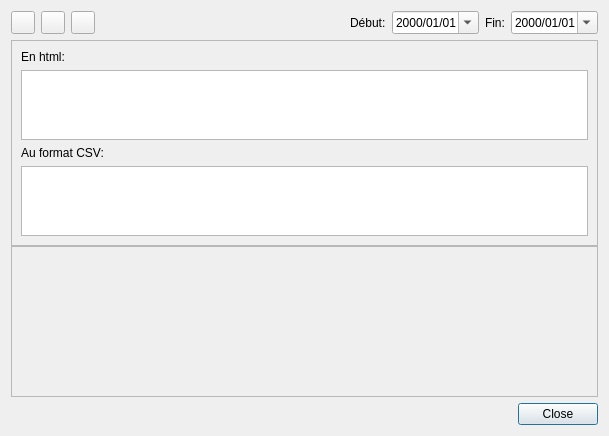
ppoilbarbe/PBRegisterActivity, file src/pbregisteractivity/ui/ui_timeplots.ui: the form before one commit.
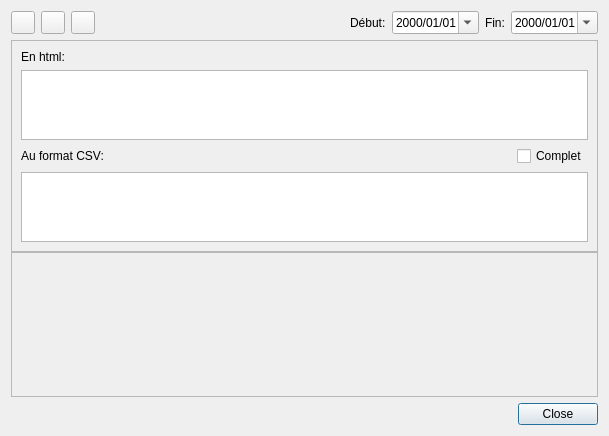
The form after the commit. Icons and pictures are not drawn.

Diff of the .ui file:
```diff
--- a/src/pbregisteractivity/ui/ui_timeplots.ui
+++ b/src/pbregisteractivity/ui/ui_timeplots.ui
@@ -158,11 +158,28 @@
          </widget>
         </item>
         <item>
+         <layout class="QHBoxLayout" name="layoutCsv">
+          <item>
          <widget class="QLabel" name="lblCsv">
+            <property name="sizePolicy">
+             <sizepolicy hsizetype="Expanding" vsizetype="Preferred">
+              <horstretch>0</horstretch>
+              <verstretch>0</verstretch>
+             </sizepolicy>
+            </property>
           <property name="text">
            <string>Au format CSV:</string>
           </property>
          </widget>
+          </item>
+          <item>
+           <widget class="QCheckBox" name="cbCsvFull">
+            <property name="text">
+             <string>Complet</string>
+            </property>
+           </widget>
+          </item>
+         </layout>
         </item>
         <item>
          <widget class="QPlainTextEdit" name="edtCsv">
```
Lines whose indentation alone changed are shown as unchanged.
